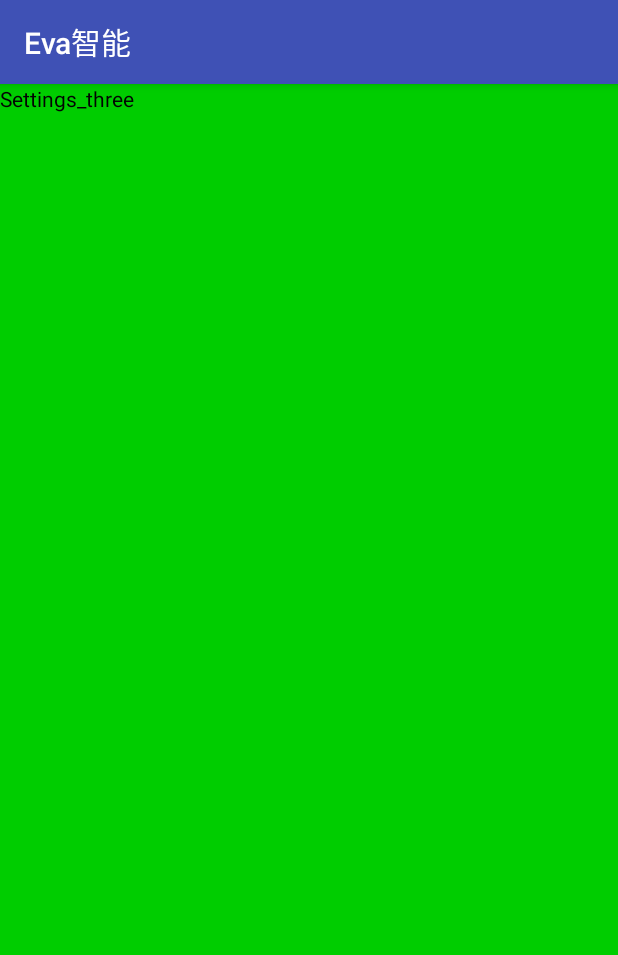
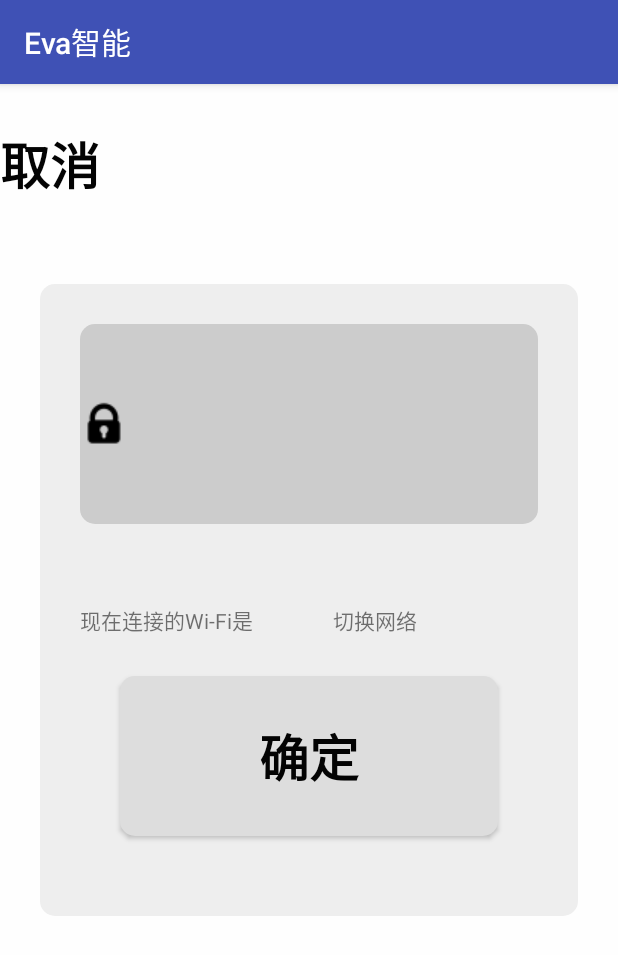
Before and after one commit to umasuo/app, an Android app: the fragment InputWifiPassword shown on its own in the app's theme, on a phone screen of 412 x 824 dp. Shown: the top 955 px of the screen. Run offline under Robolectric (Android 15) with nearby library versions, the light colour scheme and no system bars.

Commit message:
add input wifi password ui

```diff
--- a/src/main/java/com/umasuo/eva/device/add/AddDeviceActivity.java
+++ b/src/main/java/com/umasuo/eva/device/add/AddDeviceActivity.java
@@ -26,9 +26,11 @@ public class AddDeviceActivity extends FragmentActivity {
     private AddDeviceViewPager addDeviceViewPager;
     private FragmentPagerAdapter addDeviceAdapter;
     private List<Fragment> addDeviceFragments = new ArrayList<Fragment>();
-    private PowerUpDevice powerUpDevice;
+
 
     private SelectDeviceType selectDeviceType;
+    private PowerUpDevice powerUpDevice;
+    private InputWifiPassword inputWifiPassword;
 
     @Override
     protected void onCreate(Bundle savedInstanceState) {
@@ -45,9 +47,11 @@ public class AddDeviceActivity extends FragmentActivity {
 
         selectDeviceType = new SelectDeviceType();
         powerUpDevice = new PowerUpDevice();
+        inputWifiPassword = new InputWifiPassword();
 
         addDeviceFragments.add(selectDeviceType);
         addDeviceFragments.add(powerUpDevice);
+        addDeviceFragments.add(inputWifiPassword);
 
         addDeviceAdapter = new FragmentPagerAdapter(getSupportFragmentManager()) {
             @Override
--- /dev/null
+++ b/src/main/res/drawable/corners_btn.xml
@@ -0,0 +1,13 @@
+<?xml version="1.0" encoding="utf-8"?>
+
+<shape xmlns:android="http://schemas.android.com/apk/res/android">
+    <!-- 设置填充颜色 为白色 -->
+    <solid android:color="#dddddd" />
+
+    <!-- 设置几何图形四个角的弧度 -->
+    <corners android:radius="10dp" />
+
+    <!-- 设置几何形状绘制边框 红色边框 -->
+    <!--<stroke android:color="#f7f7f7" />-->
+
+</shape>
--- /dev/null
+++ b/src/main/res/drawable/corners_input.xml
@@ -0,0 +1,13 @@
+<?xml version="1.0" encoding="utf-8"?>
+
+<shape xmlns:android="http://schemas.android.com/apk/res/android">
+    <!-- 设置填充颜色 为白色 -->
+    <solid android:color="#cccccc" />
+
+    <!-- 设置几何图形四个角的弧度 -->
+    <corners android:radius="10dp" />
+
+    <!-- 设置几何形状绘制边框 红色边框 -->
+    <!--<stroke android:color="#f7f7f7" />-->
+
+</shape>
--- /dev/null
+++ b/src/main/res/drawable/corners_panel.xml
@@ -0,0 +1,13 @@
+<?xml version="1.0" encoding="utf-8"?>
+
+<shape xmlns:android="http://schemas.android.com/apk/res/android">
+    <!-- 设置填充颜色 为白色 -->
+    <solid android:color="#eeeeee" />
+
+    <!-- 设置几何图形四个角的弧度 -->
+    <corners android:radius="10dp" />
+
+    <!-- 设置几何形状绘制边框 红色边框 -->
+    <!--<stroke android:color="#f7f7f7" />-->
+
+</shape>
--- a/src/main/res/layout/device_add_input_wifi_pwd.xml
+++ b/src/main/res/layout/device_add_input_wifi_pwd.xml
@@ -2,13 +2,79 @@
 <LinearLayout xmlns:android="http://schemas.android.com/apk/res/android"
     android:layout_width="match_parent"
     android:layout_height="match_parent"
-    android:background="@color/green"
+    android:background="@color/topBgColor"
     android:orientation="vertical">
 
-    <TextView
+    <LinearLayout
+        android:id="@+id/device_add_input_wifi_pwd"
         android:layout_width="match_parent"
-        android:layout_height="match_parent"
-        android:text="Settings_three"
-        android:textColor="@color/bottomTextColor" />
+        android:layout_height="@dimen/activity_top_height"
+        android:background="@color/topBgColor"
+        android:orientation="horizontal">
+
+        <TextView
+            android:id="@+id/device_input_wifi_pwd_cancel"
+            android:layout_width="match_parent"
+            android:layout_height="wrap_content"
+            android:layout_gravity="center"
+            android:layout_weight="1"
+            android:text="@string/cancel"
+            android:textColor="@color/deviceTypeItemColor"
+            android:textSize="@dimen/setting_title_size"
+            android:textStyle="bold"
+            android:typeface="monospace" />
+
+    </LinearLayout>
+
+    <LinearLayout
+        android:id="@+id/device_power_up_header"
+        android:layout_width="match_parent"
+        android:layout_height="wrap_content"
+        android:layout_margin="40px"
+        android:background="@drawable/corners_panel"
+        android:orientation="vertical">
+
+        <EditText
+            android:layout_width="match_parent"
+            android:layout_height="200px"
+            android:layout_margin="40px"
+            android:background="@drawable/corners_input"
+            android:drawableLeft="@drawable/lock" />
+
+        <LinearLayout
+            android:layout_width="match_parent"
+            android:layout_height="wrap_content"
+            android:orientation="horizontal">
+
+            <TextView
+                android:layout_width="wrap_content"
+                android:layout_height="wrap_content"
+                android:layout_margin="40px"
+                android:text="现在连接的Wi-Fi是" />
+
+            <TextView
+                android:layout_width="wrap_content"
+                android:layout_height="wrap_content"
+                android:layout_margin="40px"
+                android:text="切换网络" />
+        </LinearLayout>
+
+
+        <Button
+            android:id="@+id/device_input_wifi_pwd_ok"
+            android:layout_width="match_parent"
+            android:layout_height="@dimen/ok_button_height"
+            android:layout_gravity="center"
+            android:layout_marginLeft="@dimen/device_power_up_btn_marginSide"
+            android:layout_marginRight="@dimen/device_power_up_btn_marginSide"
+            android:layout_marginBottom="@dimen/device_power_up_btn_marginSide"
+            android:background="@drawable/corners_btn"
+            android:text="@string/ok"
+            android:textColor="@color/deviceTypeItemColor"
+            android:textSize="@dimen/setting_title_size"
+            android:textStyle="bold"
+            android:typeface="monospace" />
+
+    </LinearLayout>
 
 </LinearLayout>
--- a/src/main/res/values/colors.xml
+++ b/src/main/res/values/colors.xml
@@ -11,10 +11,7 @@
     <color name="deviceTypeItemBgColor">#F7F7F7</color>
     <color name="itemDividerColor">#a7a7a7</color>
 
-
-
-
-
+    <color name="button">#006aff</color>
 
 
     <color name="red">#FF0000</color>
--- a/src/main/res/values/dimens.xml
+++ b/src/main/res/values/dimens.xml
@@ -51,4 +51,13 @@
     <dimen name="scene_item_arrow_marginRight">20px</dimen>
     <dimen name="scene_item_arrow_marginTop">40px</dimen>
     <dimen name="scene_item_arrow_marginBot">40px</dimen>
+
+    <!--添加设备时，确认设备指示灯-->
+    <dimen name="device_power_up_pic_height">400px</dimen>
+    <dimen name="device_power_up_pic_width">400px</dimen>
+    <dimen name="device_power_up_pic_margin">20px</dimen>
+    <dimen name="device_power_up_btn_height">160px</dimen>
+    <dimen name="device_power_up_btn_marginSide">80px</dimen>
+
+    <dimen name="ok_button_height">160px</dimen>
 </resources>
--- a/src/main/res/values/strings.xml
+++ b/src/main/res/values/strings.xml
@@ -7,6 +7,8 @@
 
     <string name="chooseDevicesType">选择设备类型</string>
     <string name="powerUpDevice">启动设备</string>
+    <string name="cancel">取消</string>
+    <string name="ok">确定</string>
     <string name="settings">设置</string>
     <string name="save">保存</string>
     <string name="editScene">编辑场景</string>
```
Also changed, not shown: src/main/java/com/umasuo/eva/device/add/PowerUpDevice.java (+14 -10 lines), src/main/res/layout/device_add_power_up.xml (+11 -8 lines), src/main/res/drawable/lock.png (added).
